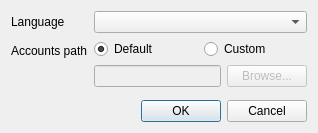
Old version of the form dialogs/settingsdialog.ui in the repository AskePit/PassBook.
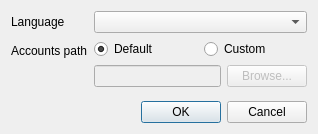
New version of the form. Icons and pictures are not drawn.

```diff
--- a/dialogs/settingsdialog.ui
+++ b/dialogs/settingsdialog.ui
@@ -7,7 +7,7 @@
     <x>0</x>
     <y>0</y>
     <width>318</width>
-    <height>133</height>
+    <height>134</height>
    </rect>
   </property>
   <property name="windowTitle">
```
Left out of the diff: 8 changed lines with no effect on the pictures.
